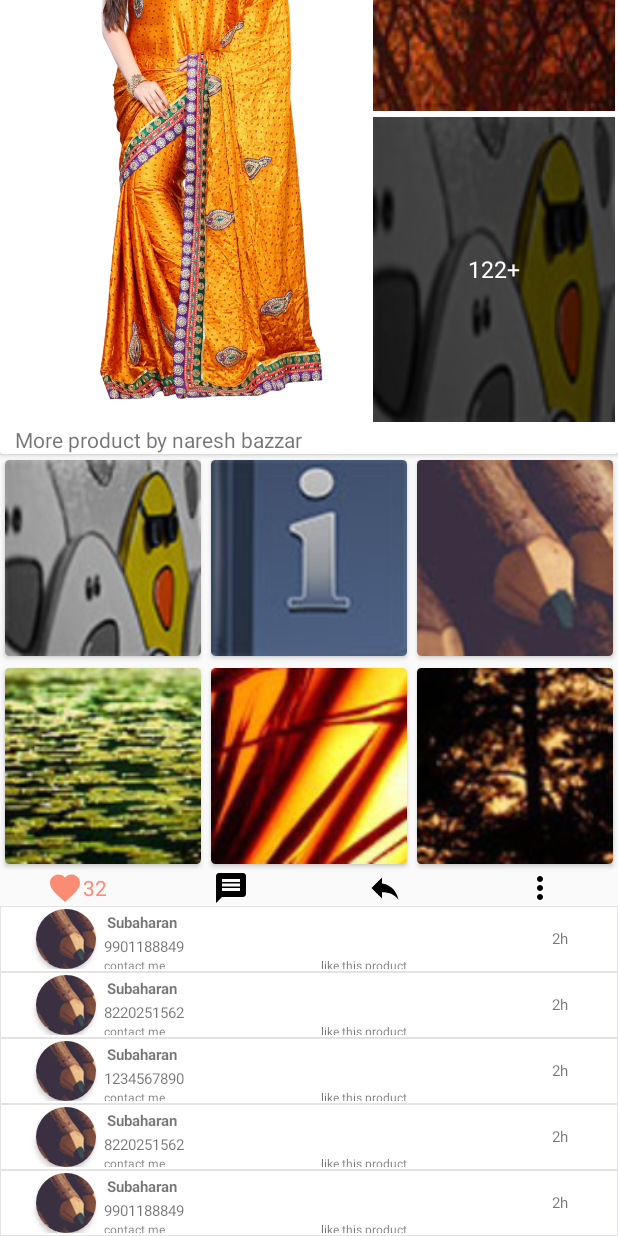
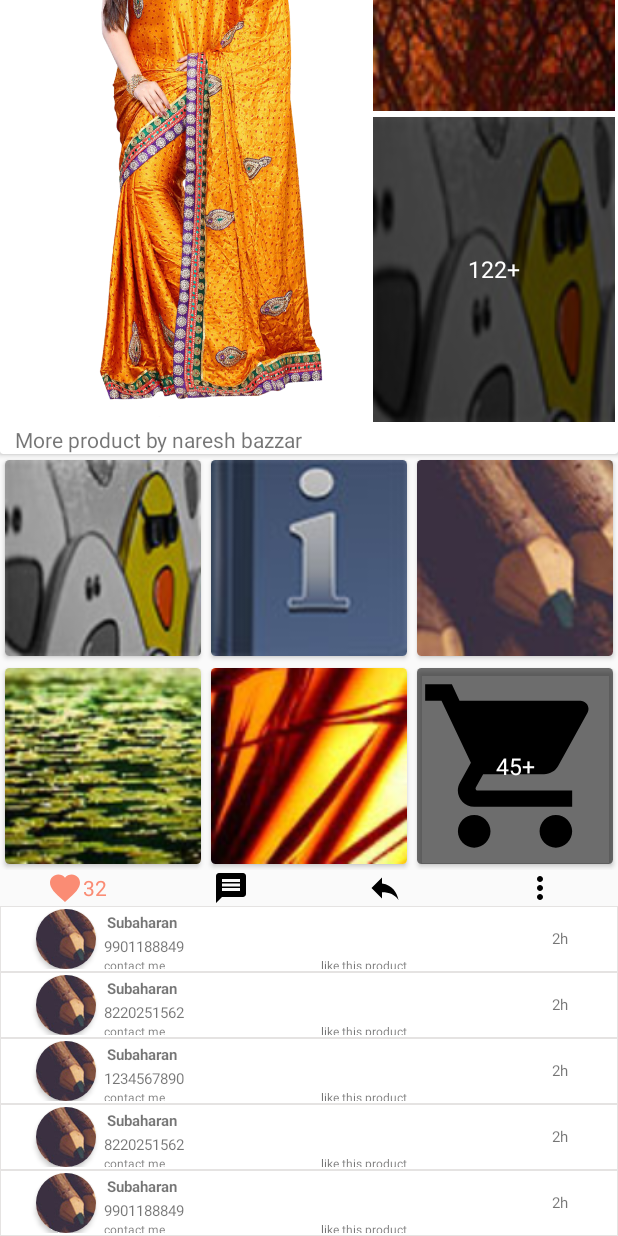
Before and after one commit to subaharan/LocalQueenSubaharan, an Android app: the screen it shows after launch (MainActivity), scrolled down 396 dp, on a phone screen of 412 x 824 dp. Run offline under Robolectric (Android 15) with nearby library versions, the phone set to English and light mode, and no system bars.

Commit message:
Some changes in gridview design

```diff
--- a/app/src/main/java/inducesmile/com/androidrecyclerviewgridview/RecyclerViewAdapter.java
+++ b/app/src/main/java/inducesmile/com/androidrecyclerviewgridview/RecyclerViewAdapter.java
@@ -27,10 +27,15 @@ public class RecyclerViewAdapter extends RecyclerView.Adapter<RecyclerViewHolder
 
     @Override
     public void onBindViewHolder(RecyclerViewHolders holder, int position) {
-        if(position==6)
-        holder.card_view.getBackground().setAlpha(45);
+        if(position==5) {
+            holder.card_view.getBackground().setAlpha(45);
+            holder.countryPhoto.setBackgroundResource(R.drawable.ic_shopping_cart_black_24dp);
+            holder.view2.setVisibility(View.VISIBLE);
+
+        }else {
 //        holder.countryName.setText(itemList.get(position).getName());
-        holder.countryPhoto.setImageResource(itemList.get(position).getPhoto());
+            holder.countryPhoto.setImageResource(itemList.get(position).getPhoto());
+        }
     }
 
     @Override
--- a/app/src/main/java/inducesmile/com/androidrecyclerviewgridview/RecyclerViewHolders.java
+++ b/app/src/main/java/inducesmile/com/androidrecyclerviewgridview/RecyclerViewHolders.java
@@ -9,7 +9,7 @@ import android.widget.Toast;
 
 public class RecyclerViewHolders extends RecyclerView.ViewHolder implements View.OnClickListener{
 
-    public TextView countryName;
+    public TextView view2;
     public ImageView countryPhoto;
     public CardView card_view;
 
@@ -19,6 +19,7 @@ public class RecyclerViewHolders extends RecyclerView.ViewHolder implements View
 //        countryName = (TextView)itemView.findViewById(R.id.country_name);
         countryPhoto = (ImageView)itemView.findViewById(R.id.country_photo);
         card_view=(CardView)itemView.findViewById(R.id.card_view);
+        view2=(TextView)itemView.findViewById(R.id.view2);
     }
 
     @Override
--- a/app/src/main/res/layout/card_view_list.xml
+++ b/app/src/main/res/layout/card_view_list.xml
@@ -16,21 +16,25 @@
         <ImageView
             android:id="@+id/country_photo"
             android:layout_width="match_parent"
-            android:layout_height="wrap_content"
+            android:layout_height="match_parent"
             android:contentDescription="@string/action_settings"
-            android:src="@drawable/three"
+
             android:adjustViewBounds="true"
-            android:scaleType="centerCrop"
+            android:scaleType="fitXY"
             />
 
-        <View android:adjustViewBounds="true"
+        <TextView android:adjustViewBounds="true"
             android:scaleType="centerCrop"
-
+android:text="45+"
+            android:textSize="15sp"
+            android:gravity="center"
+            android:textColor="#fff"
             android:background="#90000000"
             android:id="@+id/view2"
+            android:visibility="gone"
             android:contentDescription="@string/action_settings"
             android:layout_width="match_parent"
-            android:layout_height="wrap_content"
+            android:layout_height="match_parent"
             android:layout_alignBottom="@+id/country_photo" />
     </RelativeLayout>
 
```
